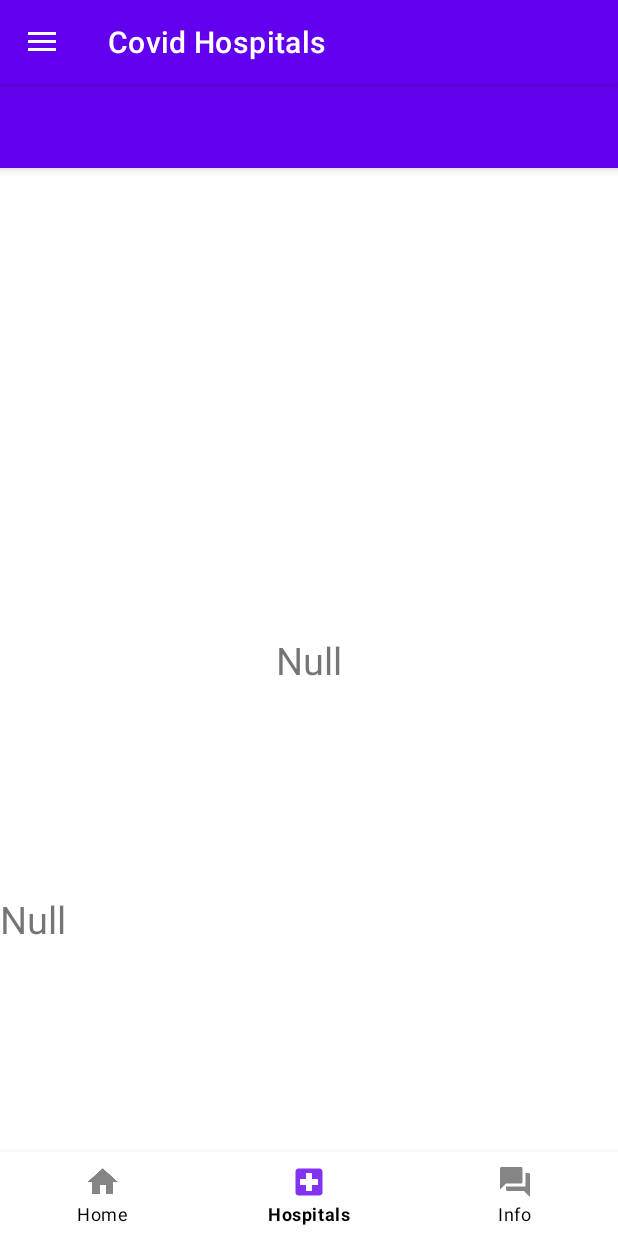
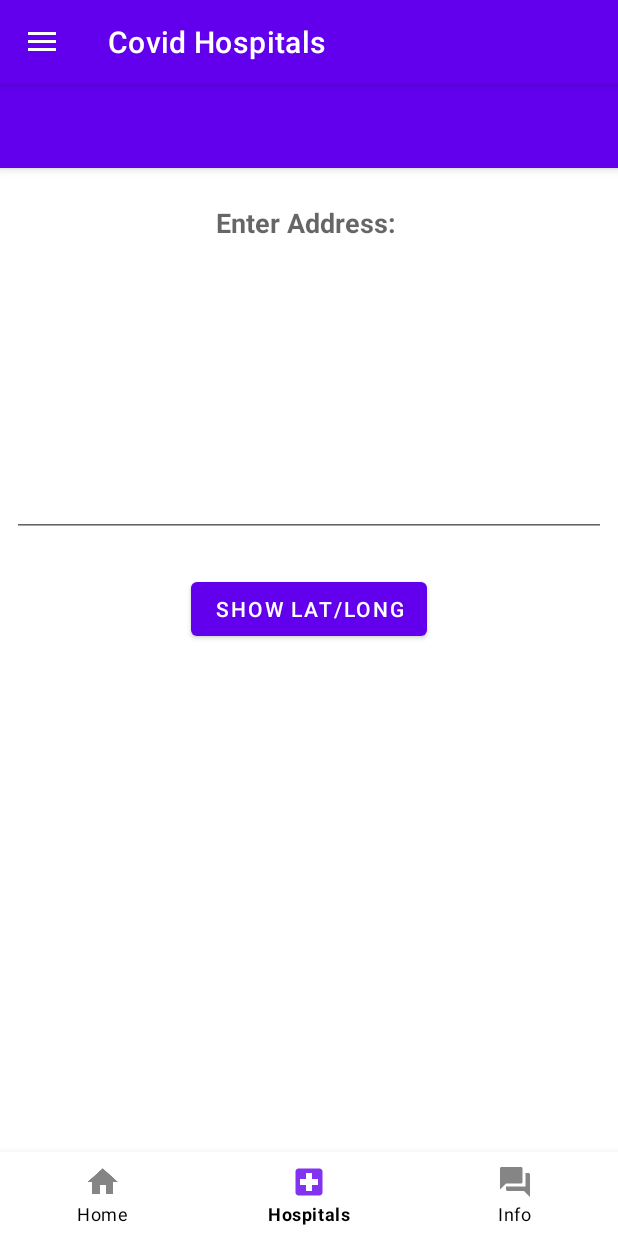
Before and after one commit to coderrohan14/CovidZap, an Android app: the screen it shows after launch once a user with an empty profile is signed in (HomeActivity), item 2 of the bottom bar chosen, on a phone screen of 412 x 824 dp. Run offline under Robolectric (Android 15) with nearby library versions, the phone set to English and light mode, and no system bars; our stand-ins replace Firebase (no records; nobody signed in at launch, a user with empty details on screens opened directly), Volley; network calls fail; 1 statement that could not run was skipped.

Commit message:
Hospitals Adapter

```diff
--- a/app/src/main/AndroidManifest.xml
+++ b/app/src/main/AndroidManifest.xml
@@ -36,9 +36,6 @@
         <activity
             android:name=".activities.LoginActivity"
             android:screenOrientation="portrait" />
-        <activity
-            android:name=".activities.DrawerActivity"
-            android:screenOrientation="portrait"/>
 
     </application>
 
--- a/app/src/main/java/com/rohan/hackathonapp/fragments/CasesFragment.kt
+++ b/app/src/main/java/com/rohan/hackathonapp/fragments/CasesFragment.kt
@@ -74,6 +74,7 @@ class CasesFragment : Fragment() {
                             recyclerAdapter.notifyDataSetChanged()
                             recyclerCases.adapter = recyclerAdapter
                             recyclerCases.layoutManager = layoutManager
+
                         }
                     }else{
                         Toast.makeText(
--- a/app/src/main/java/com/rohan/hackathonapp/fragments/HospitalsFragment.kt
+++ b/app/src/main/java/com/rohan/hackathonapp/fragments/HospitalsFragment.kt
@@ -4,17 +4,23 @@ import android.content.Context
 import android.content.SharedPreferences
 import android.location.Location
 import android.os.Bundle
+import android.os.Handler
+import android.os.Message
 import androidx.fragment.app.Fragment
 import android.view.LayoutInflater
 import android.view.View
 import android.view.ViewGroup
+import android.widget.Button
+import android.widget.EditText
 import android.widget.TextView
 import android.widget.Toast
 import com.google.android.gms.location.LocationCallback
 import com.google.android.gms.location.LocationResult
+import com.rohan.hackathonapp.GeoCodingLocation
 import com.rohan.hackathonapp.R
 import com.rohan.hackathonapp.activities.HomeActivity
 import kotlinx.android.synthetic.main.fragment_hospitals.*
+import kotlinx.android.synthetic.main.fragment_hospitals.view.*
 
 private const val last_lat = "last_lat"
 private const val last_long = "last_long"
@@ -31,10 +37,39 @@ class HospitalsFragment : Fragment() {
         val sharedPreferences:SharedPreferences = (activity as HomeActivity).getSharedPreferences("Location Details",Context.MODE_PRIVATE)
         val s1 = sharedPreferences.getString("last_lat","Null")
         val s2 = sharedPreferences.getString("last_long","Null")
-        val txtLat:TextView= view.findViewById(R.id.textView18)
-        val txtLong:TextView= view.findViewById(R.id.textView16)
-        txtLat.text = s1
-        txtLong.text = s2
+//        val txtLat:TextView= view.findViewById(R.id.textView18)
+//        val txtLong:TextView= view.findViewById(R.id.textView16)
+//        txtLat.text = s1
+//        txtLong.text = s2
+          val   textViewAddress:TextView = view.findViewById(R.id.textViewAddress)
+          val  textViewLatLong:TextView = view.findViewById(R.id.latLongTV)
+          val   addressButton: Button = view.findViewById(R.id.addressButton)
+        addressButton.setOnClickListener {
+            val editText = view.findViewById<EditText>(R.id.editTextAddress)
+            val address = editText.text.toString()
+            val locationAddress = GeoCodingLocation()
+            locationAddress.getAddressFromLocation(
+                address, activity as Context,
+                GeoCoderHandler(view)
+            )
+        }
         return view
     }
+    companion object {
+        private class GeoCoderHandler(private val view: View) : Handler() {
+            override fun handleMessage(message: Message) {
+                val locationAddress: String?
+                locationAddress = when (message.what) {
+                    1 -> {
+                        val bundle = message.data
+                        bundle.getString("address")
+                    }
+                    else -> null
+                }
+                view.latLongTV.text = locationAddress
+            }
+        }
+    }
+
+
 }
--- a/app/src/main/res/layout/fragment_hospitals.xml
+++ b/app/src/main/res/layout/fragment_hospitals.xml
@@ -8,30 +8,63 @@
 
     <androidx.constraintlayout.widget.ConstraintLayout
         android:layout_width="match_parent"
-        android:layout_height="match_parent">
+        android:layout_height="match_parent"
+        android:padding="8dp"
+        tools:context=".MainActivity">
 
         <TextView
-            android:id="@+id/textView18"
+            android:id="@+id/textViewAddress"
             android:layout_width="wrap_content"
             android:layout_height="wrap_content"
-            android:text="Latitude"
-            android:textSize="25sp"
-            app:layout_constraintBottom_toBottomOf="parent"
+            android:layout_alignParentStart="true"
+            android:layout_marginTop="16dp"
+            android:text="Enter Address: "
+            android:textAppearance="?android:attr/textAppearanceMedium"
+            android:textStyle="bold"
             app:layout_constraintEnd_toEndOf="parent"
             app:layout_constraintHorizontal_bias="0.5"
             app:layout_constraintStart_toStartOf="parent"
             app:layout_constraintTop_toTopOf="parent" />
 
-        <TextView
-            android:id="@+id/textView16"
-            android:layout_width="0dp"
+        <EditText
+            android:id="@+id/editTextAddress"
+            android:layout_width="fill_parent"
             android:layout_height="wrap_content"
-            android:text="Longitude"
-            android:textSize="25sp"
-            app:layout_constraintBottom_toBottomOf="parent"
+            android:layout_alignParentTop="true"
+            android:layout_marginTop="152dp"
+            android:layout_toEndOf="@+id/textViewAddress"
+            android:singleLine="true"
+            android:text=""
+            app:layout_constraintEnd_toEndOf="parent"
+            app:layout_constraintHorizontal_bias="0.0"
+            app:layout_constraintStart_toStartOf="parent"
+            app:layout_constraintTop_toBottomOf="@id/textViewAddress" />
+
+        <Button
+            android:id="@+id/addressButton"
+            android:layout_width="wrap_content"
+            android:layout_height="wrap_content"
+            android:layout_below="@+id/textViewAddress"
+            android:layout_marginTop="24dp"
+            android:layout_toEndOf="@+id/textViewAddress"
+            android:text="Show Lat/Long"
             app:layout_constraintEnd_toEndOf="parent"
             app:layout_constraintStart_toStartOf="parent"
-            app:layout_constraintTop_toBottomOf="@+id/textView18" />
+            app:layout_constraintTop_toBottomOf="@id/editTextAddress" />
+
+        <TextView
+            android:id="@+id/latLongTV"
+            android:layout_width="wrap_content"
+            android:layout_height="wrap_content"
+            android:layout_centerVertical="true"
+            android:layout_toEndOf="@+id/textViewAddress"
+            android:text=""
+            android:textAppearance="?android:attr/textAppearanceLarge"
+            android:textColor="@android:color/background_dark"
+            app:layout_constraintEnd_toEndOf="parent"
+            app:layout_constraintHorizontal_bias="0.498"
+            app:layout_constraintStart_toStartOf="parent"
+            app:layout_constraintTop_toBottomOf="@id/addressButton" />
     </androidx.constraintlayout.widget.ConstraintLayout>
 
 </FrameLayout>
```
Also changed, not shown: app/src/main/java/com/rohan/hackathonapp/GeoCodingLocation.kt (added, +51 -0 lines), app/src/main/java/com/rohan/hackathonapp/adapter/HospitalsRecyclerAdapter.kt (added, +40 -0 lines), app/src/main/java/com/rohan/hackathonapp/model/Hospital.kt (added, +11 -0 lines), app/src/main/res/layout/recycler_hospitals_single_row.xml (added, +159 -0 lines).
